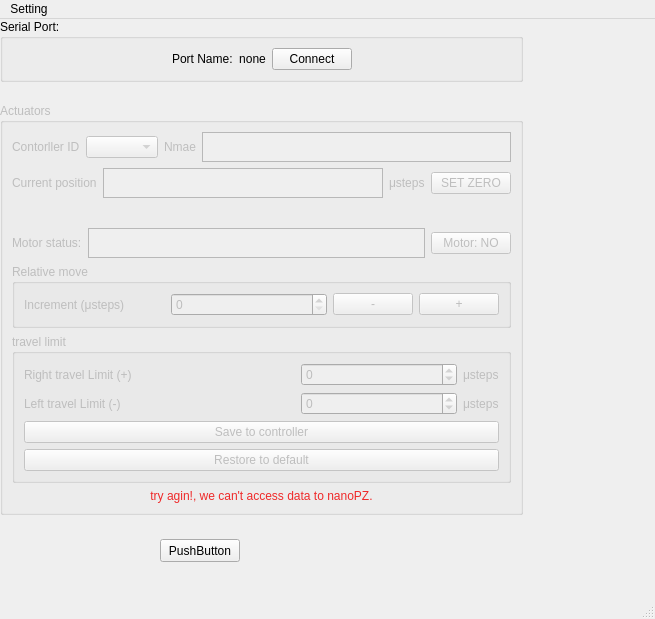
Above: mainwindow.ui from maruta01/NanoPiezoActuator before the change. Below: the same form after it.
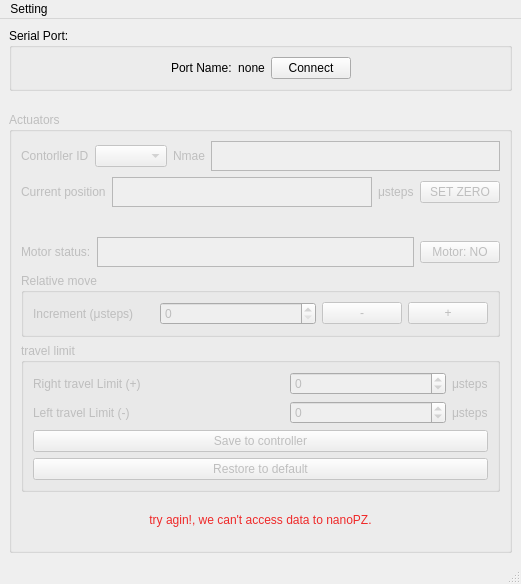
That is the form after the change.

```diff
--- a/mainwindow.ui
+++ b/mainwindow.ui
@@ -6,28 +6,16 @@
    <rect>
     <x>0</x>
     <y>0</y>
-    <width>655</width>
-    <height>619</height>
+    <width>521</width>
+    <height>584</height>
    </rect>
   </property>
   <property name="windowTitle">
    <string>MainWindow</string>
   </property>
   <widget class="QWidget" name="centralwidget">
-   <widget class="QPushButton" name="pushButton">
-    <property name="geometry">
-     <rect>
-      <x>160</x>
-      <y>520</y>
-      <width>80</width>
-      <height>23</height>
-     </rect>
-    </property>
-    <property name="text">
-     <string>PushButton</string>
-    </property>
-   </widget>
-   <widget class="QWidget" name="">
+   <layout class="QVBoxLayout" name="verticalLayout_6">
+    <item>
     <layout class="QVBoxLayout" name="verticalLayout">
      <item>
       <widget class="QGroupBox" name="groupBox">
@@ -463,14 +451,15 @@
       </widget>
      </item>
     </layout>
-   </widget>
+    </item>
+   </layout>
   </widget>
   <widget class="QMenuBar" name="menubar">
    <property name="geometry">
     <rect>
      <x>0</x>
      <y>0</y>
-     <width>655</width>
+     <width>521</width>
      <height>20</height>
     </rect>
    </property>
```
Lines whose indentation alone changed are shown as unchanged.
